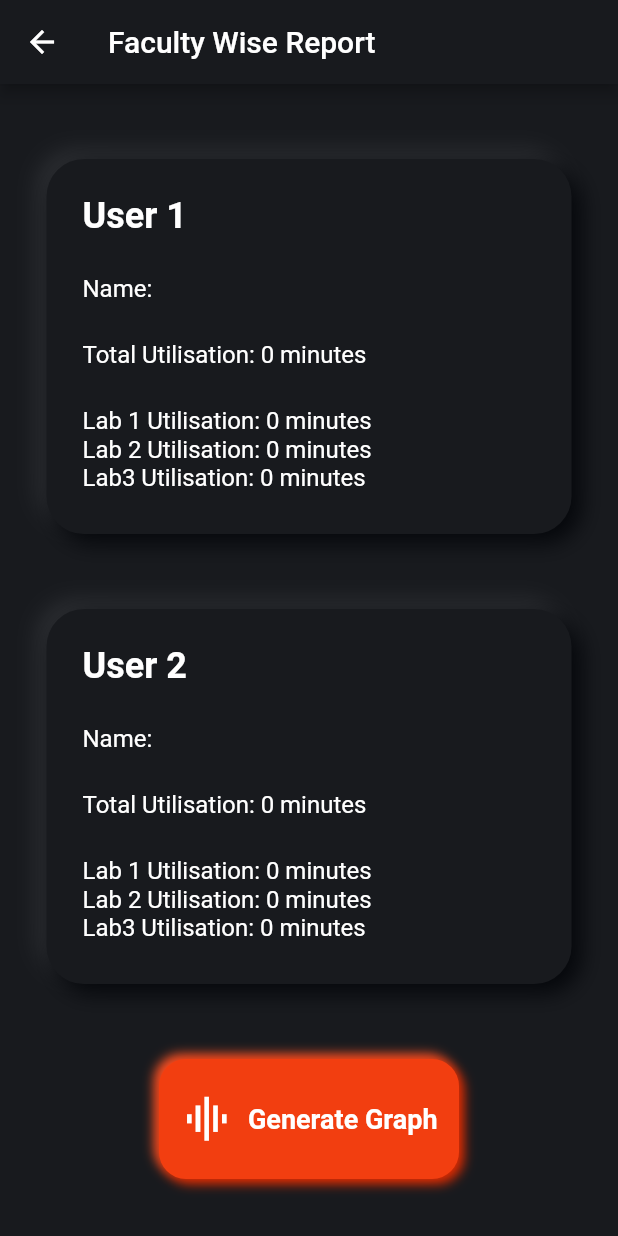
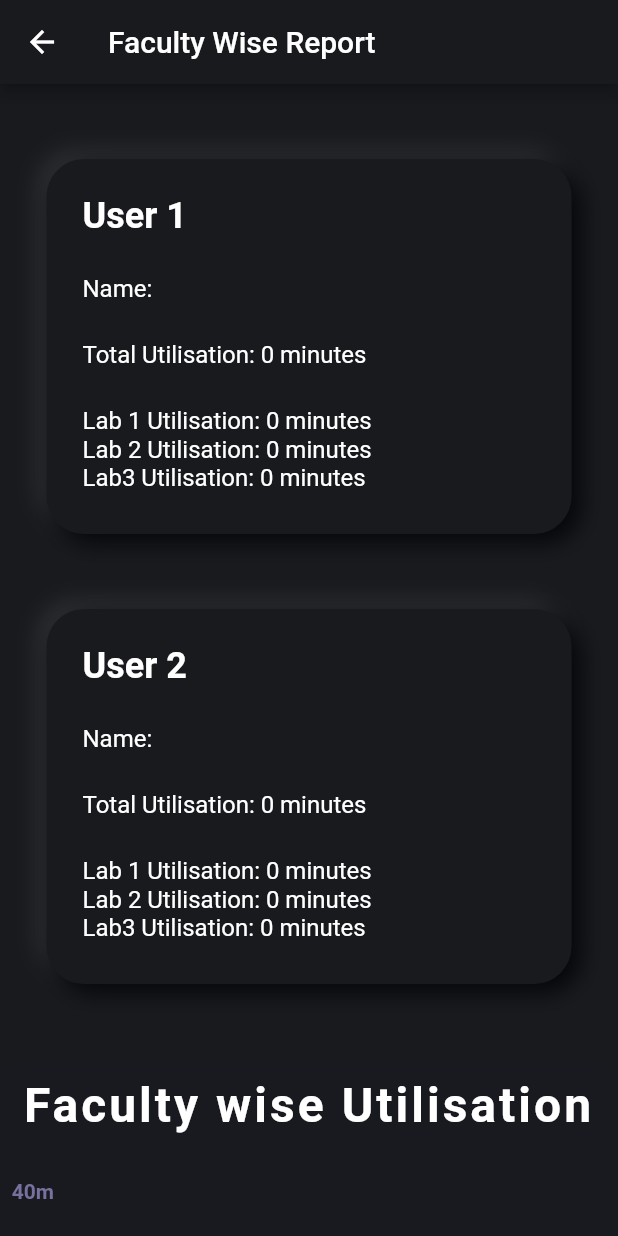
Before and after one commit to rajbheda5/flashlabs, a Flutter app: the FWreport screen opened directly, on a phone screen of 412 x 824 dp. Run offline on Flutter 3.47's test engine with Material 2 defaults, Android fonts, the phone set to English and light mode, and no system bars; drawn by our look-alikes of clay_containers, fl_chart; our stand-ins replace cloud_firestore, firebase_auth, flushbar, flutter_spinkit, font_awesome_flutter, modal_progress_hud; accounts and stored records are empty.

Commit message:
Graph bug solved

```diff
--- a/lib/screens/fwreport.dart
+++ b/lib/screens/fwreport.dart
@@ -3,12 +3,12 @@ import 'package:cloud_firestore/cloud_firestore.dart';
 import 'package:flutter/material.dart';
 import 'package:fl_chart/fl_chart.dart';
 
-int lab1u1;
-int lab2u1;
-int lab3u1;
-int lab1u2;
-int lab2u2;
-int lab3u2;
+int lab1u1=0;
+int lab2u1=0;
+int lab3u1=0;
+int lab1u2=0;
+int lab2u2=0;
+int lab3u2=0;
 
 class FWreport extends StatefulWidget {
   @override
@@ -60,32 +60,32 @@ class _FWreportState extends State<FWreport> {
     super.initState();
   }
 
-  Future<Widget> createAlertDialog(BuildContext context){
-    return showDialog(
-      context: context,
-      builder: (context){
-        return AlertDialog(
-          title: Text('Lab vs Utilisation graph'),
-        backgroundColor: Color(0xff46426c),
-        shape: RoundedRectangleBorder(
-          borderRadius: BorderRadius.all(Radius.circular(20)),
-        ),
-          content: Expanded(
-            child: LineChartSample1(),
-          ),
-          actions: <Widget>[
-              MaterialButton(
-                elevation: 5.0,
-                child: Text('Close'),
-                onPressed: () async {
-                  Navigator.pop(context);
-                },
-              )
-            ],
-        );
-      }
-    );
-  }
+  // Future<Widget> createAlertDialog(BuildContext context){
+  //   return showDialog(
+  //     context: context,
+  //     builder: (context){
+  //       return AlertDialog(
+  //         title: Text('Lab vs Utilisation graph'),
+  //       backgroundColor: Color(0xff46426c),
+  //       shape: RoundedRectangleBorder(
+  //         borderRadius: BorderRadius.all(Radius.circular(20)),
+  //       ),
+  //         content: Expanded(
+  //           child: LineChartSample1(),
+  //         ),
+  //         actions: <Widget>[
+  //             MaterialButton(
+  //               elevation: 5.0,
+  //               child: Text('Close'),
+  //               onPressed: () async {
+  //                 Navigator.pop(context);
+  //               },
+  //             )
+  //           ],
+  //       );
+  //     }
+  //   );
+  // }
 
   @override
   Widget build(BuildContext context) {
@@ -216,38 +216,79 @@ class _FWreportState extends State<FWreport> {
                         ]),
                   ),
                   SizedBox(height: 50),
-                  InkWell(
-                    onTap: (){
-                      createAlertDialog(context);
-                    },
-                    child: ClayContainer(
-                      height: 80,
-                      width: 200,
-                      borderRadius: 18,
-                      color: Color.fromRGBO(242, 62, 16, 1),
-                      spread: 3,
-                      child: Center(
-                        child: Row(
+                  // InkWell(
+                  //   onTap: (){
+                  //     createAlertDialog(context);
+                  //   },
+                  //   child: ClayContainer(
+                  //     height: 80,
+                  //     width: 200,
+                  //     borderRadius: 18,
+                  //     color: Color.fromRGBO(242, 62, 16, 1),
+                  //     spread: 3,
+                  //     child: Center(
+                  //       child: Row(
+                  //         mainAxisAlignment: MainAxisAlignment.center,
+                  //         children: <Widget>[
+                  //           Icon(
+                  //             Icons.graphic_eq,
+                  //             color: Colors.white,
+                  //             size: 35,
+                  //           ),
+                  //           SizedBox(width: 10),
+                  //           Text(
+                  //             'Generate Graph',
+                  //             style: TextStyle(
+                  //               color: Colors.white,
+                  //               fontSize: 18,
+                  //               fontWeight: FontWeight.bold,
+                  //             ),
+                  //           )
+                  //         ],
+                  //       ),
+                  //     ),
+                  //   ),
+                  // ),
+                  LineChartSample1(),
+                  Container(
+                    child: Column(
+                      children: [
+                        Row(
                           mainAxisAlignment: MainAxisAlignment.center,
-                          children: <Widget>[
-                            Icon(
-                              Icons.graphic_eq,
-                              color: Colors.white,
-                              size: 35,
+                          children: [
+                          Container(
+                            height: 30,
+                            width: 30,
+                            decoration: BoxDecoration(
+                              shape: BoxShape.rectangle,
+                              color: Color(0xff4af699),
                             ),
-                            SizedBox(width: 10),
-                            Text(
-                              'Generate Graph',
-                              style: TextStyle(
-                                color: Colors.white,
-                                fontSize: 18,
-                                fontWeight: FontWeight.bold,
-                              ),
-                            )
-                          ],
-                        ),
-                      ),
-                    ),
+                          ),
+                          SizedBox(width: 15),
+                          Text(' - User 1',style: TextStyle(
+                            color: Colors.white,
+                            fontSize: 30,
+                          ),)
+                        ],),
+                        Row(
+                          mainAxisAlignment: MainAxisAlignment.center,
+                          children: [
+                          Container(
+                            height: 30,
+                            width: 30,
+                            decoration: BoxDecoration(
+                              shape: BoxShape.rectangle,
+                              color: Color(0xffaa4cfc),
+                            ),
+                          ),
+                          SizedBox(width: 15),
+                          Text(' - User 2',style: TextStyle(
+                            color: Colors.white,
+                            fontSize: 30,
+                          ),)
+                        ],)
+                      ],
+                    )
                   ),
                   SizedBox(height: 50),
                 ],
@@ -275,8 +316,8 @@ class LineChartSample1State extends State<LineChartSample1> {
           borderRadius: const BorderRadius.all(Radius.circular(18)),
           gradient: LinearGradient(
             colors: const [
-              Color(0xff2c274c),
-              Color(0xff46426c),
+              Color.fromRGBO(24, 26, 30, 1),
+              Color.fromRGBO(25, 26, 32, 1)
             ],
             begin: Alignment.bottomCenter,
             end: Alignment.topCenter,
```
Also changed, not shown: lib/screens/iwreport.dart (+62 -61 lines), lib/screens/lwreport.dart (+60 -62 lines), 1 other file.
